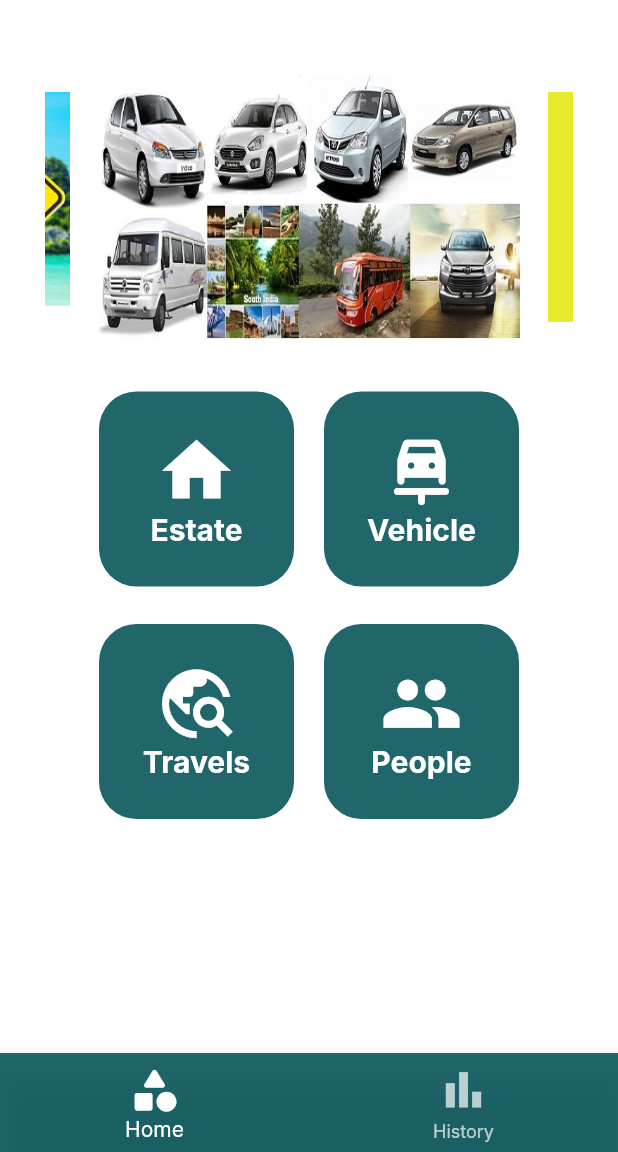
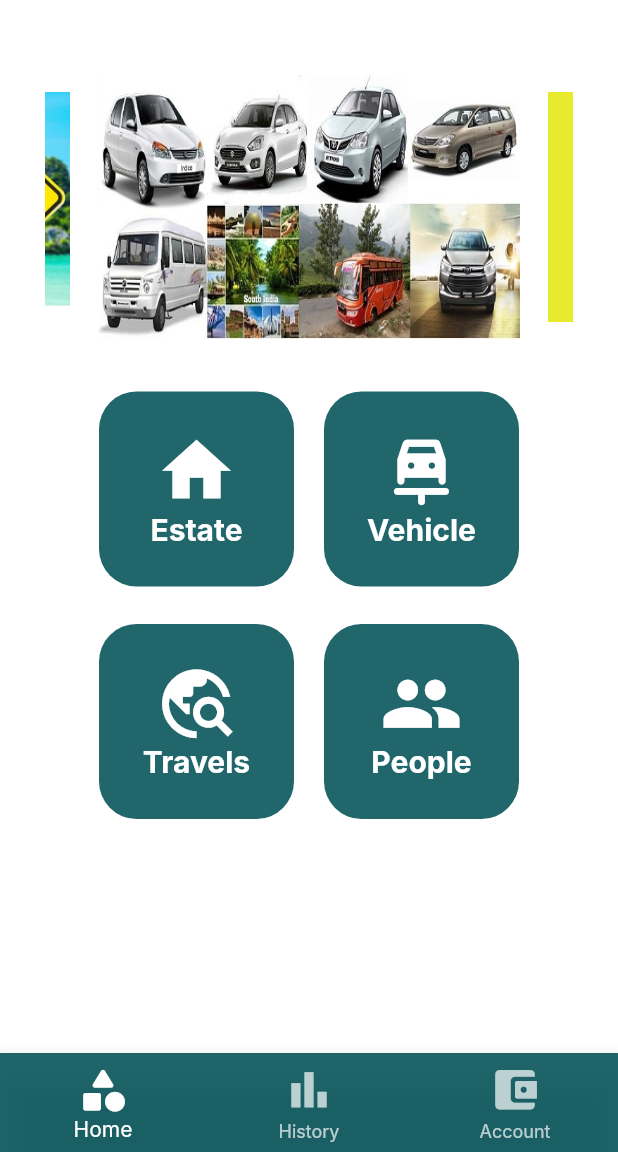
Before and after one commit to ClichyMercury/collardgreens, a Flutter app: the Root screen opened directly, in the side drawer, after a tap on the "person" icon, on a phone screen of 412 x 824 dp, the part 84-1236 px from its top. Run offline on Flutter 3.47's test engine with Material 2 defaults, Android fonts, the phone set to English and light mode, and no system bars; drawn by our look-alikes of carousel_slider; our stand-ins replace flutter_credit_card, flutter_heatmap_calendar, flutter_svg; Roboto replaces fonts that are missing (Inter).

Commit message:
add card page

```diff
--- /dev/null
+++ b/lib/AppRoot/account/AccountCard.dart
@@ -0,0 +1,98 @@
+import 'package:collard_greens/AppRoot/account/calendar/heatMapCalendar.dart';
+import 'package:collard_greens/ui/colors/app_colors.dart';
+import 'package:flutter/material.dart';
+import 'package:flutter_credit_card/flutter_credit_card.dart';
+import 'package:flutter_heatmap_calendar/flutter_heatmap_calendar.dart';
+
+import 'formAddCard.dart';
+
+class AccountCard extends StatefulWidget {
+  const AccountCard({super.key});
+
+  @override
+  State<AccountCard> createState() => _AccountCardState();
+}
+
+class _AccountCardState extends State<AccountCard> {
+  @override
+  Widget build(BuildContext context) {
+    String cardNumber = "9651 2545 8956 4212";
+    String expiryDate = "2023, 07, 31";
+    String cardHolderName = "Gael Sassan";
+    String cvvCode = "508";
+    bool isCvvFocused = true;
+
+    return Scaffold(
+      body: SingleChildScrollView(
+        child: Padding(
+          padding: const EdgeInsets.all(25),
+          child: Column(
+            children: [
+              SizedBox(height: 20),
+              GestureDetector(
+                onDoubleTap: (() {
+                  Navigator.push(context,
+                      MaterialPageRoute(builder: (builder) => const AddCard()));
+                }),
+                child: Container(
+                  decoration: BoxDecoration(
+                      borderRadius: BorderRadius.all(Radius.circular(55))),
+                  child: CreditCardWidget(
+                    cardNumber: cardNumber,
+                    expiryDate: expiryDate,
+                    cardHolderName: cardHolderName,
+                    cvvCode: cvvCode,
+                    showBackView: isCvvFocused,
+                    cardBgColor: Colors.transparent,
+                    glassmorphismConfig: Glassmorphism.defaultConfig(),
+                    backgroundImage: 'assets/images/credit_card.webp',
+                    obscureCardNumber: false,
+                    obscureCardCvv: false,
+                    isHolderNameVisible: true,
+                    height: 175,
+                    textStyle: TextStyle(color: Colors.white),
+                    width: MediaQuery.of(context).size.width,
+                    isChipVisible: true,
+                    isSwipeGestureEnabled: true,
+                    animationDuration: Duration(milliseconds: 1000),
+                    frontCardBorder: Border.all(color: Colors.grey),
+                    backCardBorder: Border.all(color: Colors.grey),
+                    customCardTypeIcons: <CustomCardTypeIcon>[
+                      CustomCardTypeIcon(
+                        cardType: CardType.visa,
+                        cardImage: Image.asset("assets/images/logo.jpg"),
+                      ),
+                    ],
+                    onCreditCardWidgetChange: (CreditCardBrand) {},
+                  ),
+                ),
+              ),
+              SizedBox(height: 7.5),
+              Row(
+                mainAxisAlignment: MainAxisAlignment.spaceBetween,
+                children: [
+                  Text(
+                    "Monthly use",
+                    style: TextStyle(
+                        color: AppColors.mainGreen,
+                        fontSize: 15,
+                        fontWeight: FontWeight.w800),
+                  ),
+                  Text(
+                    "Based on your daily use",
+                    style: TextStyle(
+                        color: AppColors.mainGreen,
+                        fontSize: 15,
+                        fontWeight: FontWeight.w500),
+                  ),
+                ],
+              ),
+              SizedBox(height: 7.5),
+              HeatMapcalendar()
+            ],
+          ),
+        ),
+      ),
+    );
+  }
+}
--- /dev/null
+++ b/lib/AppRoot/account/calendar/heatMapCalendar.dart
@@ -0,0 +1,45 @@
+import 'package:collard_greens/ui/colors/app_colors.dart';
+import 'package:flutter/material.dart';
+import 'package:flutter_heatmap_calendar/flutter_heatmap_calendar.dart';
+
+class HeatMapcalendar extends StatelessWidget {
+  const HeatMapcalendar({super.key});
+
+  @override
+  Widget build(BuildContext context) {
+    return Center(
+      child: Container(
+        padding: const EdgeInsets.symmetric(horizontal: 15),
+        color: AppColors.bgGray,
+        child: HeatMap(
+          datasets: {
+            DateTime(2023, 01, 03): 3,
+            DateTime(2023, 01, 07): 7,
+            DateTime(2023, 01, 30): 2,
+            DateTime(2023, 01, 04): 5,
+            DateTime(2023, 01, 11): 7,
+            DateTime(2023, 01, 22): 9
+          },
+          startDate: DateTime(2023, 1, 1),
+          endDate: DateTime.now().add(Duration(days: 26)),
+          size: 30,
+          textColor: AppColors.mainGreen,
+          colorMode: ColorMode.opacity,
+          showText: false,
+          scrollable: true,
+          colorsets: {
+            1: Color.fromARGB(40, 2, 179, 8),
+            2: Color.fromARGB(60, 2, 179, 8),
+            3: Color.fromARGB(80, 2, 179, 8),
+            4: Color.fromARGB(100, 2, 179, 8),
+            5: Color.fromARGB(120, 2, 179, 8),
+            6: Color.fromARGB(150, 2, 179, 8),
+            7: Color.fromARGB(180, 2, 179, 8),
+            8: Color.fromARGB(220, 2, 179, 8),
+            9: Color.fromARGB(255, 2, 179, 8),
+          },
+        ),
+      ),
+    );
+  }
+}
--- a/lib/AppRoot/root.dart
+++ b/lib/AppRoot/root.dart
@@ -1,3 +1,4 @@
+import 'package:collard_greens/AppRoot/account/AccountCard.dart';
 import 'package:collard_greens/AppRoot/history/history.dart';
 import 'package:collard_greens/AppRoot/home/home.dart';
 import 'package:collard_greens/AppRoot/widget/app_bar.dart';
@@ -23,7 +24,7 @@ class _RootState extends State<Root> {
 
   @override
   Widget build(BuildContext context) {
-    final screens = [Home(), History()];
+    final screens = [const Home(), const History(), const AccountCard()];
 
     return Scaffold(
         appBar: buildAppBar(context),
@@ -39,7 +40,7 @@ class _RootState extends State<Root> {
             currentIndex: curID,
             onTap: _setIndex,
             iconSize: 35,
-            items: [
+            items: const [
               BottomNavigationBarItem(
                 icon: Icon(Icons.category_rounded),
                 label: "Home",
@@ -48,6 +49,10 @@ class _RootState extends State<Root> {
                 icon: Icon(Icons.bar_chart),
                 label: "History",
               ),
+              BottomNavigationBarItem(
+                icon: Icon(Icons.account_balance_wallet_rounded),
+                label: "Account",
+              ),
             ]));
   }
 }
--- a/lib/AppRoot/widget/app_bar.dart
+++ b/lib/AppRoot/widget/app_bar.dart
@@ -6,12 +6,6 @@ AppBar buildAppBar(context) {
   return AppBar(
       elevation: 0,
       backgroundColor: Colors.white,
-      /* leading: IconButton(
-          onPressed: () {},
-          icon: const Icon(
-            Icons.menu,
-            color: AppColors.mainGreen,
-          )), */
       title: Image.asset(
         "assets/images/logo.jpg",
         height: 120,
--- a/pubspec.yaml
+++ b/pubspec.yaml
@@ -39,6 +39,9 @@ dependencies:
   flutter_svg: ^1.1.6
   carousel_slider: ^4.2.1
   syncfusion_flutter_charts: ^20.4.44
+  flutter_credit_card: ^3.0.5
+  flutter_heatmap_calendar: ^1.0.5
+
 
 
 dev_dependencies:
```
Also changed, not shown: lib/AppRoot/account/formAddCard.dart (added, +90 -0 lines), lib/AppRoot/widget/app_bar_pop.dart (added, +15 -0 lines), lib/features/profile/userPage.dart (+8 -1 lines), lib/main.dart (+1 -7 lines), assets/images/credit_card.webp (added), pubspec.lock, 6 other files.
